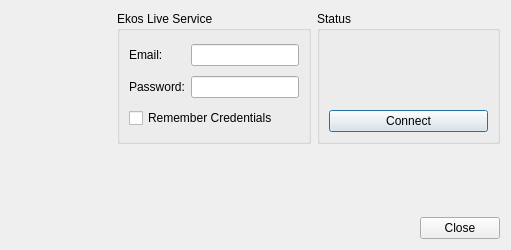
This is kstars/ekos/ekoslive/ekoslivedialog.ui in KDE/kstars as Qt 5 draws it before an edit. The edited form follows.
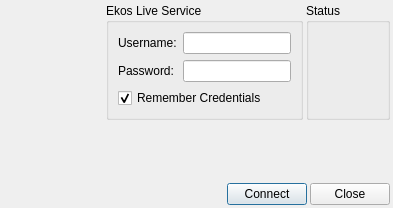
This is the edited form.

The edit to the form file:
```diff
--- a/kstars/ekos/ekoslive/ekoslivedialog.ui
+++ b/kstars/ekos/ekoslive/ekoslivedialog.ui
@@ -6,14 +6,29 @@
    <rect>
     <x>0</x>
     <y>0</y>
-    <width>511</width>
-    <height>242</height>
+    <width>393</width>
+    <height>208</height>
    </rect>
   </property>
   <property name="windowTitle">
    <string>Ekos Live</string>
   </property>
   <layout class="QVBoxLayout" name="verticalLayout_2">
+   <property name="spacing">
+    <number>3</number>
+   </property>
+   <property name="leftMargin">
+    <number>3</number>
+   </property>
+   <property name="topMargin">
+    <number>3</number>
+   </property>
+   <property name="rightMargin">
+    <number>3</number>
+   </property>
+   <property name="bottomMargin">
+    <number>3</number>
+   </property>
    <item>
     <layout class="QHBoxLayout" name="horizontalLayout_3">
      <item>
@@ -42,7 +57,7 @@
             <item row="0" column="0">
              <widget class="QLabel" name="label">
               <property name="text">
-               <string>Email:</string>
+               <string>Username:</string>
               </property>
              </widget>
             </item>
@@ -64,10 +79,16 @@
              </widget>
             </item>
             <item row="2" column="0" colspan="2">
-             <widget class="QCheckBox" name="checkBox">
+             <widget class="QCheckBox" name="rememberCredentialsCheck">
+              <property name="enabled">
+               <bool>true</bool>
+              </property>
               <property name="text">
                <string>Remember Credentials</string>
               </property>
+              <property name="checked">
+               <bool>true</bool>
+              </property>
              </widget>
             </item>
            </layout>
@@ -78,11 +99,26 @@
            <property name="title">
             <string>Status</string>
            </property>
-           <layout class="QVBoxLayout" name="verticalLayout_3">
-            <item>
-             <layout class="QHBoxLayout" name="horizontalLayout_2">
+           <layout class="QGridLayout" name="gridLayout_2">
+            <property name="leftMargin">
+             <number>3</number>
+            </property>
+            <property name="topMargin">
+             <number>3</number>
+            </property>
+            <property name="rightMargin">
+             <number>3</number>
+            </property>
+            <property name="bottomMargin">
+             <number>3</number>
+            </property>
+            <property name="spacing">
+             <number>3</number>
+            </property>
+            <item row="0" column="0">
+             <layout class="QHBoxLayout" name="statusLayout">
               <item>
-               <spacer name="horizontalSpacer_2">
+               <spacer name="leftSpacer">
                 <property name="orientation">
                  <enum>Qt::Horizontal</enum>
                 </property>
@@ -95,7 +131,7 @@
                </spacer>
               </item>
               <item>
-               <widget class="QLabel" name="connectionLED">
+               <widget class="QLabel" name="connectionState">
                 <property name="minimumSize">
                  <size>
                   <width>64</width>
@@ -117,7 +153,7 @@
                </widget>
               </item>
               <item>
-               <spacer name="horizontalSpacer">
+               <spacer name="rightSpacer">
                 <property name="orientation">
                  <enum>Qt::Horizontal</enum>
                 </property>
@@ -131,13 +167,6 @@
               </item>
              </layout>
             </item>
-            <item>
-             <widget class="QPushButton" name="connectB">
-              <property name="text">
-               <string>Connect</string>
-              </property>
-             </widget>
-            </item>
            </layout>
           </widget>
          </item>
@@ -156,20 +185,41 @@
          </property>
         </spacer>
        </item>
+       <item>
+        <layout class="QHBoxLayout" name="bottomLayout">
+         <item>
+          <spacer name="horizontalSpacer">
+           <property name="orientation">
+            <enum>Qt::Horizontal</enum>
+           </property>
+           <property name="sizeHint" stdset="0">
+            <size>
+             <width>40</width>
+             <height>20</height>
+            </size>
+           </property>
+          </spacer>
+         </item>
+         <item>
+          <widget class="QPushButton" name="connectB">
+           <property name="text">
+            <string>Connect</string>
+           </property>
+          </widget>
+         </item>
+         <item>
+          <widget class="QPushButton" name="closeB">
+           <property name="text">
+            <string>Close</string>
+           </property>
+          </widget>
+         </item>
+        </layout>
+       </item>
       </layout>
      </item>
     </layout>
    </item>
-   <item>
-    <widget class="QDialogButtonBox" name="buttonBox">
-     <property name="orientation">
-      <enum>Qt::Horizontal</enum>
-     </property>
-     <property name="standardButtons">
-      <set>QDialogButtonBox::Close</set>
-     </property>
-    </widget>
-   </item>
   </layout>
  </widget>
  <tabstops>
```
Left out of the diff: 37 changed lines with no effect on the pictures.
